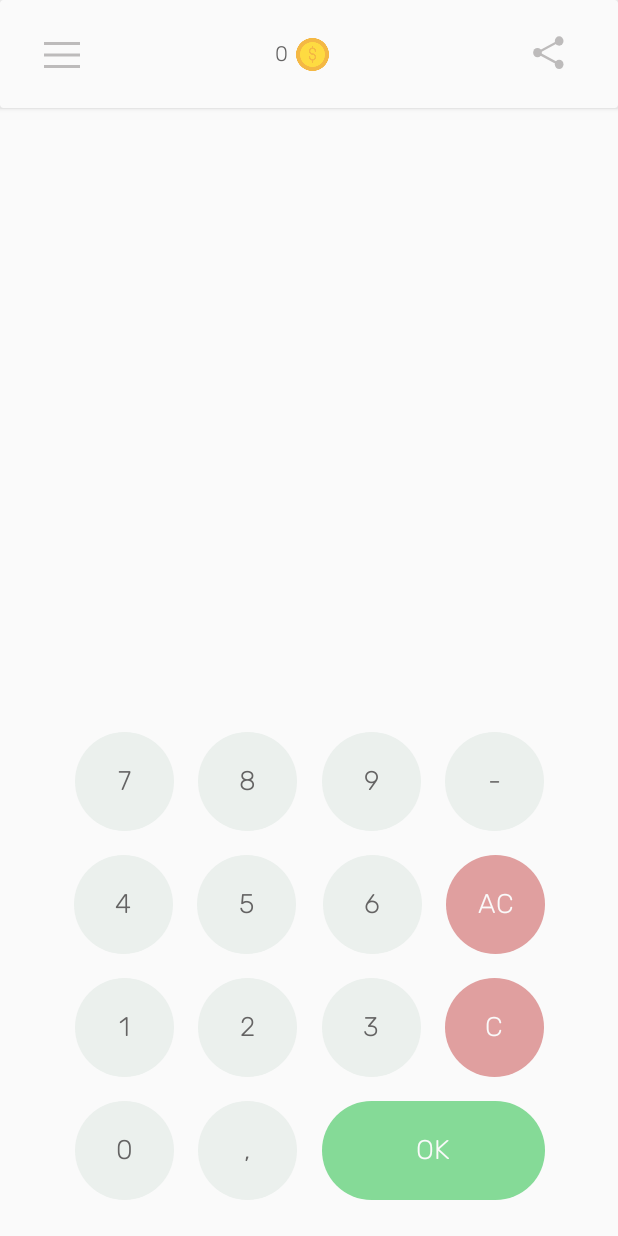
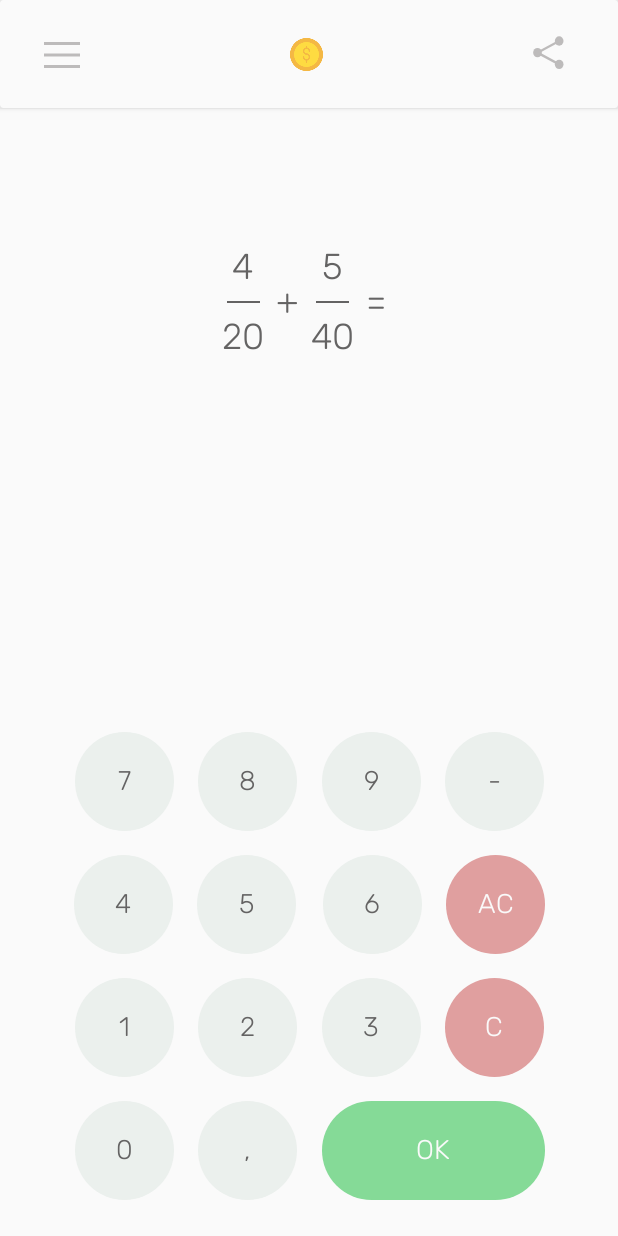
Before and after one commit to sportProger/MPT, an Android app: the layout activity_main.xml on its own in the app's theme, with its tools: preview values and no code run, on a phone screen of 412 x 824 dp. Run offline under Robolectric (Android 15) with nearby library versions, the light colour scheme and no system bars.

```diff
--- a/app/src/main/res/layout/activity_main.xml
+++ b/app/src/main/res/layout/activity_main.xml
@@ -55,7 +55,6 @@
                         android:layout_height="wrap_content"
                         android:layout_weight="1"
                         android:fontFamily="@font/rubik_light"
-                        android:text="0"
                         android:textColor="?attr/colorPrimaryVariant"
                         tools:layout_editor_absoluteX="176dp"
                         tools:layout_editor_absoluteY="28dp" />
@@ -280,6 +279,7 @@
                 android:layout_height="66dp"
                 android:layout_marginTop="16dp"
                 android:background="@drawable/button_calc_selector"
+                android:onClick="onClickCalcButton"
                 android:text="@string/comma"
                 app:layout_constraintBottom_toBottomOf="parent"
                 app:layout_constraintEnd_toStartOf="@+id/equals"
@@ -458,19 +458,19 @@
         </androidx.constraintlayout.widget.ConstraintLayout>
 
         <androidx.constraintlayout.widget.ConstraintLayout
-            android:id="@+id/constraintCommonFraction"
+            android:id="@+id/constraintFraction"
             android:layout_width="wrap_content"
             android:layout_height="wrap_content"
             android:layout_marginStart="24dp"
             android:layout_marginTop="16dp"
             android:layout_marginEnd="24dp"
-            android:visibility="gone"
+            android:visibility="visible"
             app:layout_constraintEnd_toEndOf="parent"
             app:layout_constraintStart_toStartOf="parent"
             app:layout_constraintTop_toBottomOf="@+id/tvTrueFalse">
 
             <LinearLayout
-                android:id="@+id/linearLayout"
+                android:id="@+id/fractionLinearLayout"
                 android:layout_width="wrap_content"
                 android:layout_height="wrap_content"
                 android:layout_marginStart="1dp"
@@ -479,6 +479,7 @@
                 android:gravity="center"
                 android:minWidth="25dp"
                 android:orientation="vertical"
+                android:visibility="visible"
                 app:layout_constraintBottom_toBottomOf="parent"
                 app:layout_constraintStart_toStartOf="parent"
                 app:layout_constraintTop_toTopOf="parent">
@@ -516,17 +517,18 @@
                 android:layout_marginStart="8dp"
                 android:text="+"
                 app:layout_constraintBottom_toBottomOf="parent"
-                app:layout_constraintStart_toEndOf="@+id/linearLayout"
+                app:layout_constraintStart_toEndOf="@+id/fractionLinearLayout"
                 app:layout_constraintTop_toTopOf="parent" />
 
             <LinearLayout
-                android:id="@+id/linearLayout2"
+                android:id="@+id/fractionLinearLayout2"
                 android:layout_width="wrap_content"
                 android:layout_height="wrap_content"
                 android:layout_marginStart="8dp"
                 android:gravity="center"
                 android:minWidth="25dp"
                 android:orientation="vertical"
+                android:visibility="visible"
                 app:layout_constraintBottom_toBottomOf="parent"
                 app:layout_constraintStart_toEndOf="@+id/signForFraction"
                 app:layout_constraintTop_toTopOf="parent">
@@ -563,7 +565,7 @@
                 android:layout_marginStart="8dp"
                 android:text="@string/equals"
                 app:layout_constraintBottom_toBottomOf="parent"
-                app:layout_constraintStart_toEndOf="@+id/linearLayout2"
+                app:layout_constraintStart_toEndOf="@+id/fractionLinearLayout2"
                 app:layout_constraintTop_toTopOf="parent"
                 app:layout_constraintVertical_bias="0.506" />
 
@@ -1141,73 +1143,6 @@
                 app:layout_constraintTop_toTopOf="@+id/textView22" />
         </androidx.constraintlayout.widget.ConstraintLayout>
 
-        <androidx.constraintlayout.widget.ConstraintLayout
-            android:id="@+id/constraintDecimalsFraction"
-            android:layout_width="wrap_content"
-            android:layout_height="wrap_content"
-            android:layout_marginStart="24dp"
-            android:layout_marginTop="16dp"
-            android:layout_marginEnd="24dp"
-            android:visibility="gone"
-            app:layout_constraintEnd_toEndOf="parent"
-            app:layout_constraintStart_toStartOf="parent"
-            app:layout_constraintTop_toBottomOf="@+id/tvTrueFalse">
-
-            <TextView
-                android:id="@+id/decimalsNumber1"
-                android:layout_width="wrap_content"
-                android:layout_height="wrap_content"
-                android:text="20.5"
-                android:textSize="24sp"
-                app:layout_constraintBottom_toBottomOf="parent"
-                app:layout_constraintStart_toStartOf="parent"
-                app:layout_constraintTop_toTopOf="parent" />
-
-            <TextView
-                android:id="@+id/decimalsSign"
-                android:layout_width="wrap_content"
-                android:layout_height="wrap_content"
-                android:layout_marginStart="8dp"
-                android:text="+"
-                android:textSize="24sp"
-                app:layout_constraintBottom_toBottomOf="parent"
-                app:layout_constraintStart_toEndOf="@+id/decimalsNumber1"
-                app:layout_constraintTop_toTopOf="parent" />
-
-            <TextView
-                android:id="@+id/decimalsNumber2"
-                android:layout_width="wrap_content"
-                android:layout_height="wrap_content"
-                android:layout_marginStart="8dp"
-                android:text="12.2"
-                android:textSize="24sp"
-                app:layout_constraintBottom_toBottomOf="parent"
-                app:layout_constraintStart_toEndOf="@+id/decimalsSign"
-                app:layout_constraintTop_toTopOf="parent" />
-
-            <TextView
-                android:id="@+id/textView44"
-                android:layout_width="wrap_content"
-                android:layout_height="wrap_content"
-                android:layout_marginStart="8dp"
-                android:text="="
-                android:textSize="24sp"
-                app:layout_constraintBottom_toBottomOf="parent"
-                app:layout_constraintStart_toEndOf="@+id/decimalsNumber2"
-                app:layout_constraintTop_toTopOf="parent" />
-
-            <TextView
-                android:id="@+id/decimalsResult"
-                android:layout_width="wrap_content"
-                android:layout_height="wrap_content"
-                android:layout_marginStart="8dp"
-                android:textSize="24sp"
-                app:layout_constraintBottom_toBottomOf="parent"
-                app:layout_constraintEnd_toEndOf="parent"
-                app:layout_constraintStart_toEndOf="@+id/textView44"
-                app:layout_constraintTop_toTopOf="parent" />
-        </androidx.constraintlayout.widget.ConstraintLayout>
-
     </androidx.constraintlayout.widget.ConstraintLayout>
 
     <androidx.constraintlayout.widget.ConstraintLayout
```
Also changed, not shown: app/src/main/java/com/sportproger/mpt/presentation/MainActivity.kt (+66 -23 lines), app/src/main/java/com/sportproger/mpt/presentation/viewmodel/MainViewModel.kt (+5 -4 lines).
